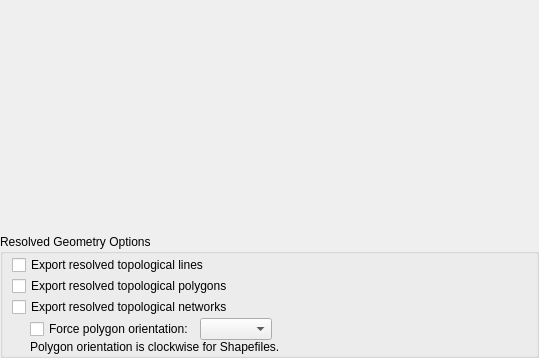
GPlates/GPlates, file src/qt-widgets/ExportResolvedTopologyOptionsWidgetUi.ui: the form before one commit.
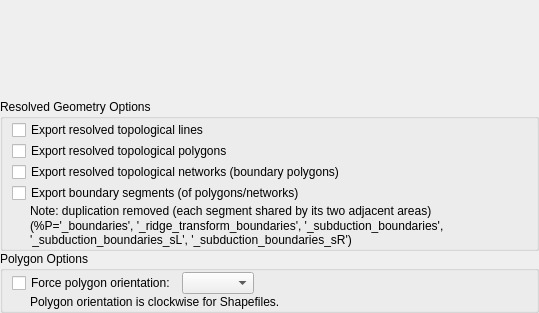
The form after the commit.

The edit to the form file:
```diff
--- a/src/qt-widgets/ExportResolvedTopologyOptionsWidgetUi.ui
+++ b/src/qt-widgets/ExportResolvedTopologyOptionsWidgetUi.ui
@@ -7,7 +7,7 @@
     <x>0</x>
     <y>0</y>
     <width>539</width>
-    <height>358</height>
+    <height>313</height>
    </rect>
   </property>
   <property name="windowTitle">
@@ -58,15 +58,22 @@
       <item>
        <widget class="QCheckBox" name="export_resolved_networks_checkbox">
         <property name="text">
-         <string>Export resolved topological networks</string>
+         <string>Export resolved topological networks (boundary polygons)</string>
         </property>
        </widget>
       </item>
       <item>
-       <widget class="QWidget" name="polygon_options" native="true">
-        <layout class="QVBoxLayout" name="verticalLayout_3">
+       <widget class="QCheckBox" name="export_resolved_boundary_segments_checkbox">
+        <property name="text">
+         <string>Export boundary segments (of polygons/networks)</string>
+        </property>
+       </widget>
+      </item>
+      <item>
+       <widget class="QWidget" name="boundary_segments_widget" native="true">
+        <layout class="QVBoxLayout" name="verticalLayout_4">
          <property name="spacing">
-          <number>0</number>
+          <number>1</number>
          </property>
          <property name="leftMargin">
           <number>18</number>
@@ -81,6 +88,45 @@
           <number>0</number>
          </property>
          <item>
+          <widget class="QLabel" name="boundary_segments_description_label">
+           <property name="text">
+            <string>Note: duplication removed (each segment shared by its two adjacent areas)</string>
+           </property>
+          </widget>
+         </item>
+         <item>
+          <widget class="QLabel" name="boundary_segments_placeholder_label">
+           <property name="text">
+            <string>(%P='_boundaries', '_ridge_transform_boundaries', '_subduction_boundaries',
+'_subduction_boundaries_sL', '_subduction_boundaries_sR')</string>
+           </property>
+           <property name="indent">
+            <number>-1</number>
+           </property>
+          </widget>
+         </item>
+        </layout>
+       </widget>
+      </item>
+     </layout>
+    </widget>
+   </item>
+   <item>
+    <widget class="QGroupBox" name="polygon_options">
+     <property name="title">
+      <string>Polygon Options</string>
+     </property>
+     <layout class="QVBoxLayout" name="verticalLayout_5">
+      <property name="spacing">
+       <number>1</number>
+      </property>
+      <property name="topMargin">
+       <number>1</number>
+      </property>
+      <property name="bottomMargin">
+       <number>1</number>
+      </property>
+      <item>
           <widget class="QWidget" name="non_shapefile_polygon_options" native="true">
            <layout class="QHBoxLayout" name="horizontalLayout_2">
             <property name="spacing">
@@ -120,9 +166,9 @@
            <property name="text">
             <string>Polygon orientation is clockwise for Shapefiles.</string>
            </property>
-          </widget>
-         </item>
-        </layout>
+        <property name="indent">
+         <number>18</number>
+        </property>
        </widget>
       </item>
      </layout>
```
Lines whose indentation alone changed are shown as unchanged.
